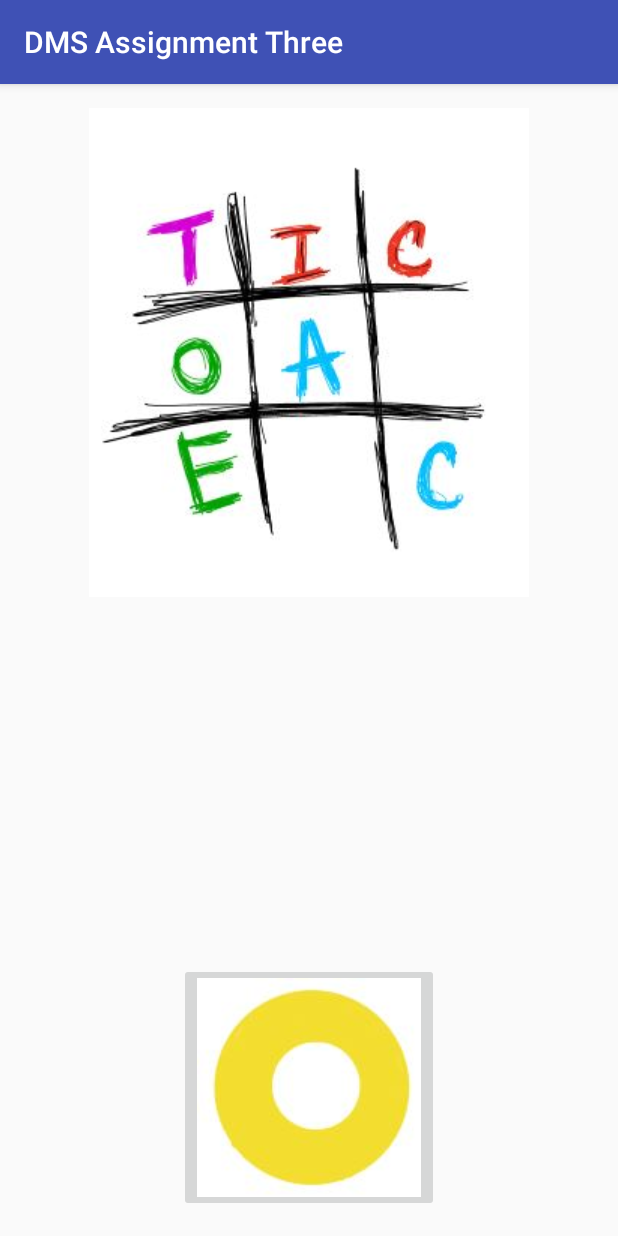
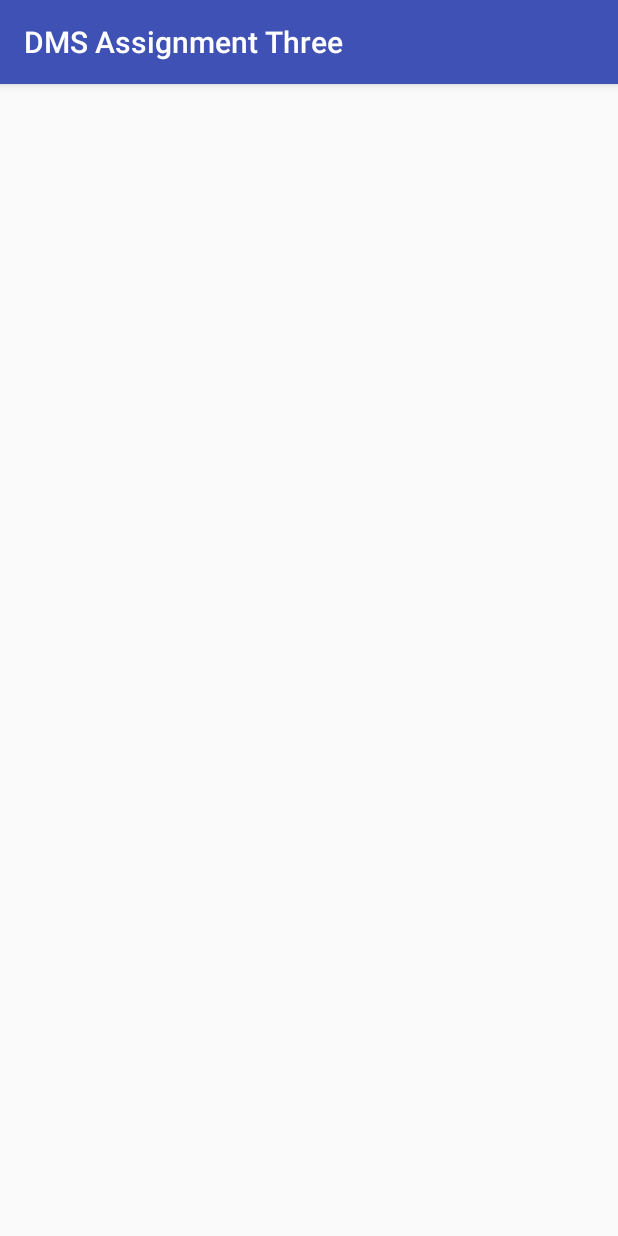
Before and after one commit to aidaying/DMSAssignmentThree, an Android app: the screen it shows after launch (MainActivity), on a phone screen of 412 x 824 dp. Run offline under Robolectric (Android 15) with nearby library versions, the phone set to English and light mode, and no system bars.

Commit message:
alter tictactoe to nfs

```diff
--- a/app/src/main/java/develop/personal/aida/dmsassignmentthree/TicTacToeActivity.java
+++ b/app/src/main/java/develop/personal/aida/dmsassignmentthree/nfc.java
@@ -12,7 +12,7 @@ public class BluetoothActivity extends AppCompatActivity {
     @Override
     protected void onCreate(Bundle savedInstanceState) {
         super.onCreate(savedInstanceState);
-        setContentView(R.layout.activity_tic_tac_toe);
+        setContentView(R.layout.activity_nfc);
     }
 
     @Override
--- a/app/src/main/res/layout/activity_main.xml
+++ b/app/src/main/res/layout/activity_main.xml
@@ -10,21 +10,4 @@
     tools:context="develop.personal.aida.dmsassignmentthree.MainActivity">
 
 
-    <ImageView
-        android:layout_width="wrap_content"
-        android:layout_height="wrap_content"
-        android:id="@+id/imageView"
-        android:src="@drawable/tictactoe"
-        android:layout_alignParentTop="true"
-        android:layout_centerHorizontal="true" />
-
-    <ImageButton
-        android:layout_width="wrap_content"
-        android:layout_height="wrap_content"
-        android:id="@+id/imageButton"
-        android:src="@drawable/circle"
-        android:layout_alignParentBottom="true"
-        android:layout_centerHorizontal="true" />
-
-
 </RelativeLayout>
```
Also changed, not shown: app/src/main/res/layout/activity_nfc.xml (renamed from app/src/main/res/layout/activity_tic_tac_toe.xml).
